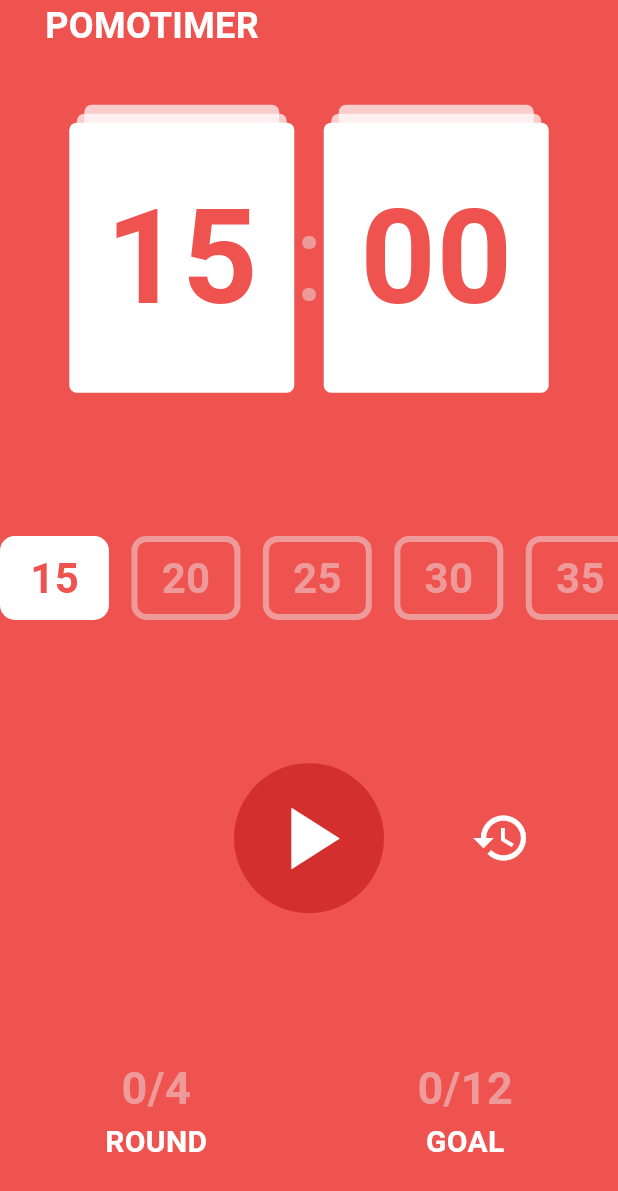
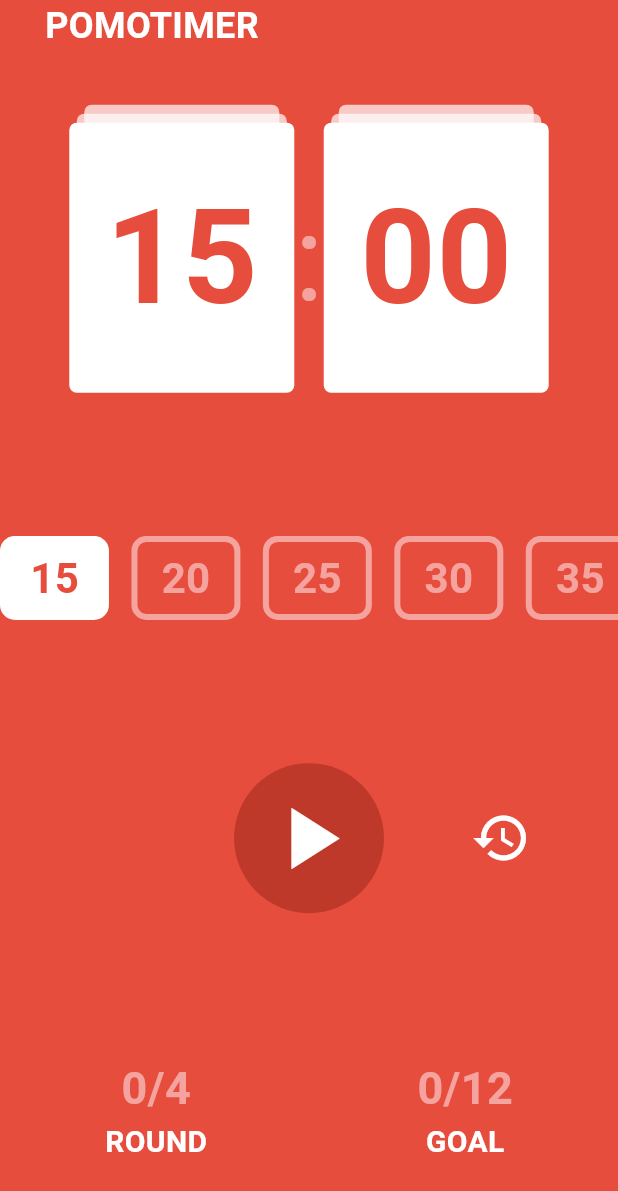
Before and after one commit to hojun-jo/NomadCoders-Flutter-Challenge, a Flutter app: the screen it shows after launch, after a tap on "15", on a phone screen of 412 x 824 dp. Shown: the top 1191 px of the screen. Run offline on Flutter 3.47's test engine with Material 3 defaults, Android fonts, the phone set to English and light mode, and no system bars; our stand-ins replace flutter_rating_stars; network calls fail.

Commit message:
assignment9 - MyColor 타입 추가

```diff
--- a/assignment9/lib/main.dart
+++ b/assignment9/lib/main.dart
@@ -1,3 +1,4 @@
+import 'package:assignment9/model/my_color.dart';
 import 'package:assignment9/screen/timer/timer_view.dart';
 import 'package:assignment9/model/my_timer.dart';
 import 'package:flutter/material.dart';
@@ -16,19 +17,15 @@ void main() {
 }
 
 class MyApp extends StatelessWidget {
-  static final Color mainRed = Colors.red.shade400;
-  static final Color secondRed = Colors.red.shade200;
-  static const Color mainWhite = Colors.white;
-
   const MyApp({super.key});
 
   @override
   Widget build(BuildContext context) {
-    return MaterialApp(
+    return const MaterialApp(
       title: 'Flutter Demo',
       home: Scaffold(
-        backgroundColor: mainRed,
-        body: const SafeArea(
+        backgroundColor: MyColor.mainRed,
+        body: SafeArea(
           child: Column(
             crossAxisAlignment: CrossAxisAlignment.start,
             children: [
@@ -37,7 +34,7 @@ class MyApp extends StatelessWidget {
                 child: Text(
                   "POMOTIMER",
                   style: TextStyle(
-                    color: mainWhite,
+                    color: MyColor.mainWhite,
                     fontSize: 24,
                     fontWeight: FontWeight.bold,
                   ),
--- /dev/null
+++ b/assignment9/lib/model/my_color.dart
@@ -0,0 +1,7 @@
+import 'package:flutter/material.dart';
+
+class MyColor {
+  static const Color mainRed = Color(0xffE74D3D);
+  static const Color pinkRed = Color(0xffF5A39F);
+  static const Color mainWhite = Colors.white;
+}
--- a/assignment9/lib/model/my_timer.dart
+++ b/assignment9/lib/model/my_timer.dart
@@ -11,8 +11,8 @@ class MyTimer with ChangeNotifier {
   static const thirty = 30 * 60;
   static const thirtyFive = 35 * 60;
 
-  int totalSeconds = twentyFive;
-  int _currentSeconds = twentyFive;
+  int pomodoroSeconds = twentyFive;
+  int _remainSeconds = twentyFive;
   int maxRound;
   int currentRound = 0;
   int maxGoal;
@@ -30,7 +30,7 @@ class MyTimer with ChangeNotifier {
 
   void onStartPressed() {
     timer = Timer.periodic(
-      const Duration(seconds: 1),
+      const Duration(milliseconds: 10),
       onTick,
     );
     isRunning = true;
@@ -46,41 +46,41 @@ class MyTimer with ChangeNotifier {
   void onResetPressed() {
     timer.cancel();
     isRunning = false;
-    _currentSeconds = totalSeconds;
+    _remainSeconds = pomodoroSeconds;
     notifyListeners();
   }
 
   void onTick(Timer timer) {
-    if (_currentSeconds == 0) {
+    if (_remainSeconds == 0) {
       if (isRest) {
         isRest = false;
-        _currentSeconds = totalSeconds;
+        _remainSeconds = pomodoroSeconds;
       } else {
         _raiseRound();
         isRest = true;
-        _currentSeconds = five;
-        totalSeconds = five;
+        _remainSeconds = five;
+        // totalSeconds = five;
       }
     } else {
       if (isRunning) {
-        _currentSeconds--;
+        _remainSeconds--;
       }
     }
     notifyListeners();
   }
 
   String minutesFormat() {
-    return formatter.format(_currentSeconds ~/ 60);
+    return formatter.format(_remainSeconds ~/ 60);
   }
 
   String secondsFormat() {
-    return formatter.format(_currentSeconds % 60);
+    return formatter.format(_remainSeconds % 60);
   }
 
   void setPomodoros(int seconds) {
     onResetPressed();
-    _currentSeconds = seconds;
-    totalSeconds = seconds;
+    _remainSeconds = seconds;
+    pomodoroSeconds = seconds;
     notifyListeners();
   }
 
--- a/assignment9/lib/screen/timer/interval_select_view.dart
+++ b/assignment9/lib/screen/timer/interval_select_view.dart
@@ -1,4 +1,4 @@
-import 'package:assignment9/main.dart';
+import 'package:assignment9/model/my_color.dart';
 import 'package:assignment9/model/my_timer.dart';
 import 'package:flutter/material.dart';
 import 'package:provider/provider.dart';
@@ -21,35 +21,35 @@ class _IntervalSelectViewState extends State<IntervalSelectView> {
         children: [
           _IntervalCard(
             interval: 15,
-            selectedInterval: timer.totalSeconds,
+            selectedInterval: timer.pomodoroSeconds,
             onTap: () {
               timer.setPomodoros(MyTimer.fifteen);
             },
           ),
           _IntervalCard(
             interval: 20,
-            selectedInterval: timer.totalSeconds,
+            selectedInterval: timer.pomodoroSeconds,
             onTap: () {
               timer.setPomodoros(MyTimer.twenty);
             },
           ),
           _IntervalCard(
             interval: 25,
-            selectedInterval: timer.totalSeconds,
+            selectedInterval: timer.pomodoroSeconds,
             onTap: () {
               timer.setPomodoros(MyTimer.twentyFive);
             },
           ),
           _IntervalCard(
             interval: 30,
-            selectedInterval: timer.totalSeconds,
+            selectedInterval: timer.pomodoroSeconds,
             onTap: () {
               timer.setPomodoros(MyTimer.thirty);
             },
           ),
           _IntervalCard(
             interval: 35,
-            selectedInterval: timer.totalSeconds,
+            selectedInterval: timer.pomodoroSeconds,
             onTap: () {
               timer.setPomodoros(MyTimer.thirtyFive);
             },
@@ -80,10 +80,10 @@ class _IntervalCard extends StatelessWidget {
       onTap: _onTap,
       child: Container(
         decoration: BoxDecoration(
-          color: _isSelected() ? MyApp.mainWhite : MyApp.mainRed,
+          color: _isSelected() ? MyColor.mainWhite : MyColor.mainRed,
           borderRadius: BorderRadius.circular(10),
           border: Border.all(
-            color: _isSelected() ? MyApp.mainWhite : MyApp.secondRed,
+            color: _isSelected() ? MyColor.mainWhite : MyColor.pinkRed,
             width: 4,
           ),
         ),
@@ -95,7 +95,7 @@ class _IntervalCard extends StatelessWidget {
         child: Text(
           "$_interval",
           style: TextStyle(
-            color: _isSelected() ? MyApp.mainRed : MyApp.secondRed,
+            color: _isSelected() ? MyColor.mainRed : MyColor.pinkRed,
             fontSize: 28,
             fontWeight: FontWeight.bold,
           ),
--- a/assignment9/lib/screen/timer/timer_view.dart
+++ b/assignment9/lib/screen/timer/timer_view.dart
@@ -1,4 +1,4 @@
-import 'package:assignment9/main.dart';
+import 'package:assignment9/model/my_color.dart';
 import 'package:assignment9/screen/timer/interval_select_view.dart';
 import 'package:assignment9/screen/timer/widget/counter_view.dart';
 import 'package:assignment9/screen/timer/widget/timer_button.dart';
@@ -21,10 +21,10 @@ class TimerView extends StatelessWidget {
           mainAxisAlignment: MainAxisAlignment.center,
           children: [
             TimerCard(timer.minutesFormat()),
-            Text(
+            const Text(
               ":",
               style: TextStyle(
-                color: MyApp.secondRed,
+                color: MyColor.pinkRed,
                 fontSize: 80,
               ),
             ),
@@ -52,7 +52,7 @@ class TimerView extends StatelessWidget {
                 icon: const Icon(
                   Icons.restore,
                   size: 40,
-                  color: MyApp.mainWhite,
+                  color: MyColor.mainWhite,
                 ),
               ),
             ),
--- a/assignment9/lib/screen/timer/widget/counter_view.dart
+++ b/assignment9/lib/screen/timer/widget/counter_view.dart
@@ -1,4 +1,4 @@
-import 'package:assignment9/main.dart';
+import 'package:assignment9/model/my_color.dart';
 import 'package:flutter/material.dart';
 
 class CounterView extends StatelessWidget {
@@ -20,7 +20,7 @@ class CounterView extends StatelessWidget {
         Text(
           "$current/$max",
           style: TextStyle(
-            color: MyApp.secondRed,
+            color: MyColor.pinkRed,
             fontSize: 30,
             fontWeight: FontWeight.bold,
           ),
@@ -28,7 +28,7 @@ class CounterView extends StatelessWidget {
         Text(
           title,
           style: const TextStyle(
-            color: MyApp.mainWhite,
+            color: MyColor.mainWhite,
             fontSize: 20,
             fontWeight: FontWeight.bold,
           ),
--- a/assignment9/lib/screen/timer/widget/timer_button.dart
+++ b/assignment9/lib/screen/timer/widget/timer_button.dart
@@ -1,4 +1,4 @@
-import 'package:assignment9/main.dart';
+import 'package:assignment9/model/my_color.dart';
 import 'package:flutter/material.dart';
 
 class TimerButton extends StatelessWidget {
@@ -19,12 +19,12 @@ class TimerButton extends StatelessWidget {
         width: 100,
         height: 100,
         decoration: BoxDecoration(
-          color: Colors.red.shade700,
+          color: const Color(0xffBF392B),
           borderRadius: BorderRadius.circular(50),
         ),
         child: Icon(
           isRunning ? Icons.pause : Icons.play_arrow,
-          color: MyApp.mainWhite,
+          color: MyColor.mainWhite,
           size: 70,
         ),
       ),
--- a/assignment9/lib/screen/timer/widget/timer_card.dart
+++ b/assignment9/lib/screen/timer/widget/timer_card.dart
@@ -1,4 +1,4 @@
-import 'package:assignment9/main.dart';
+import 'package:assignment9/model/my_color.dart';
 import 'package:flutter/material.dart';
 
 class TimerCard extends StatelessWidget {
@@ -40,13 +40,13 @@ class TimerCard extends StatelessWidget {
           height: 180,
           alignment: Alignment.center,
           decoration: BoxDecoration(
-            color: MyApp.mainWhite,
+            color: MyColor.mainWhite,
             borderRadius: BorderRadius.circular(5),
           ),
           child: Text(
             title,
             style: TextStyle(
-              color: MyApp.mainRed,
+              color: MyColor.mainRed,
               fontSize: 88,
               fontWeight: FontWeight.bold,
             ),
```
